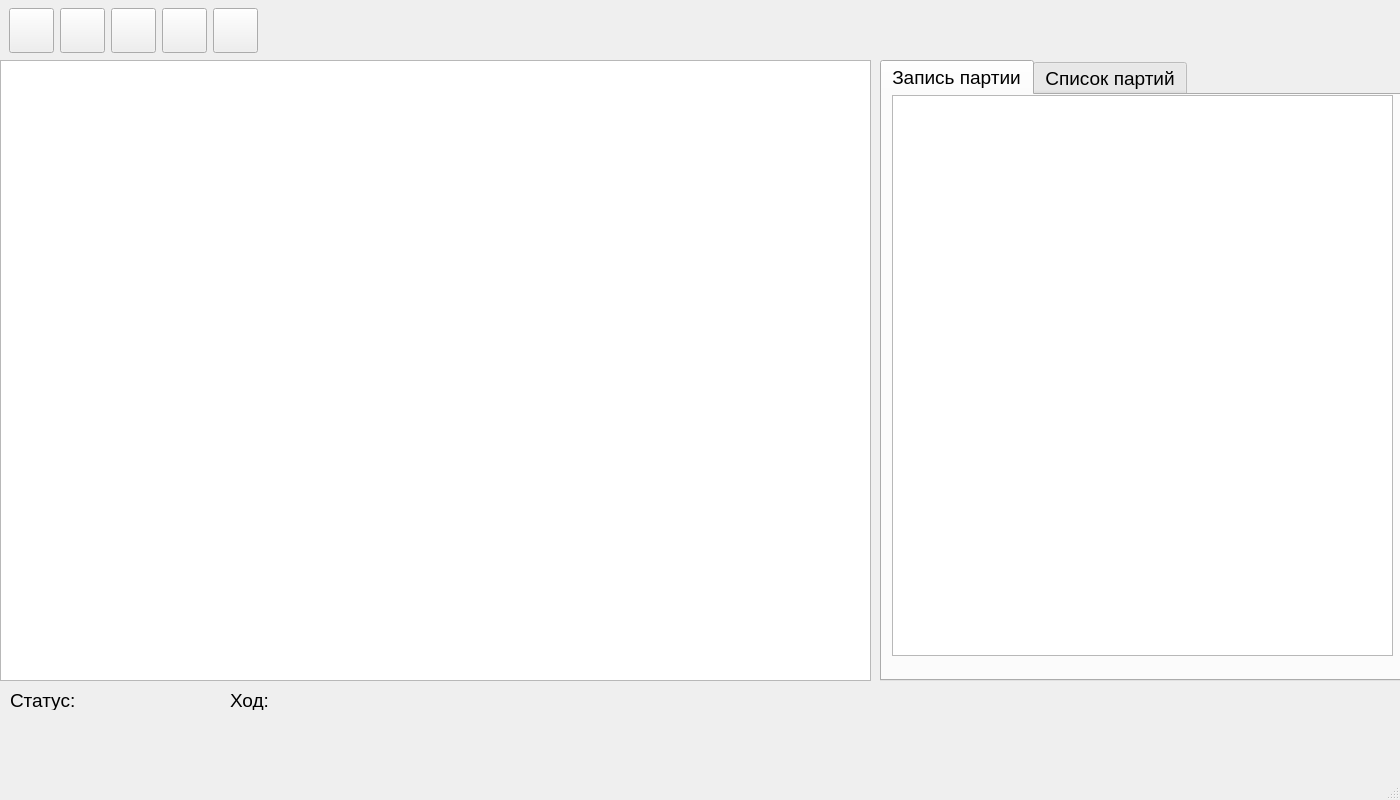
This is mainwindow.ui in ikotyurg/chess100 as Qt 5 draws it before an edit. The edited form follows.
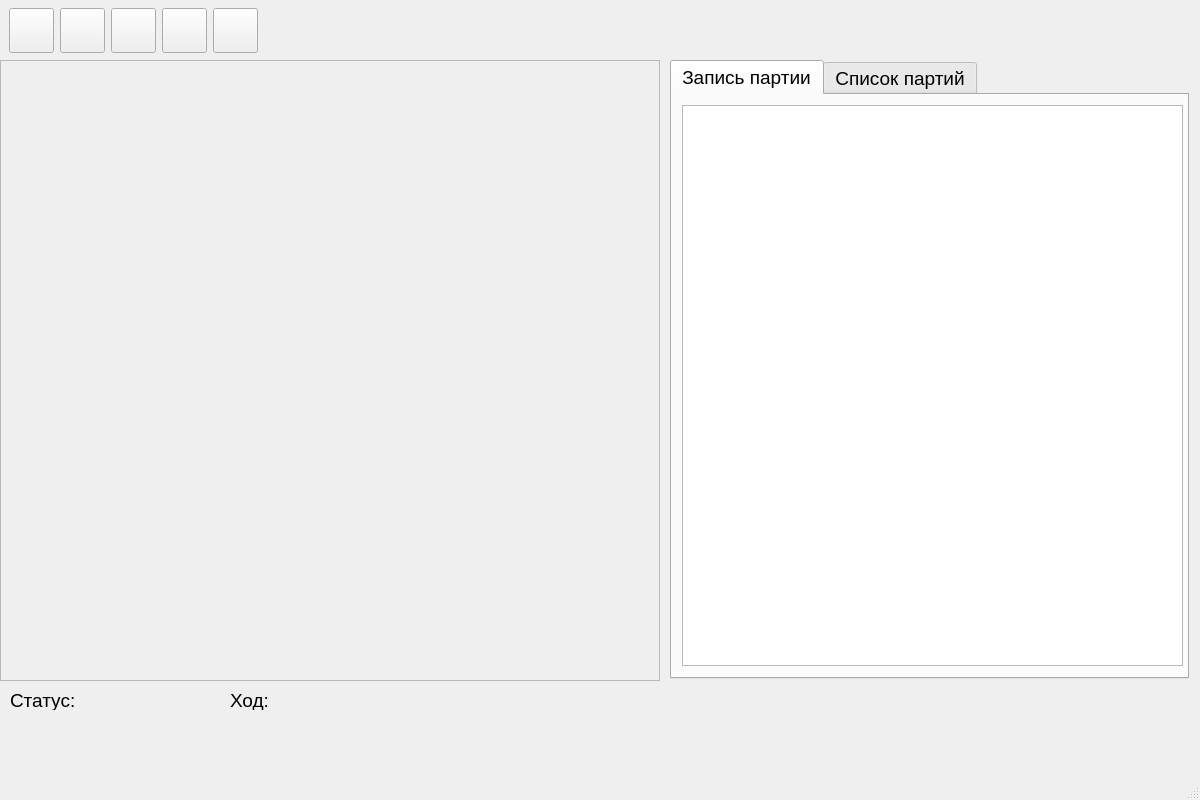
This is the edited form. The open tabs and pages were chosen to show the change. Icons and pictures are not drawn.

```diff
--- a/mainwindow.ui
+++ b/mainwindow.ui
@@ -6,7 +6,7 @@
    <rect>
     <x>0</x>
     <y>0</y>
-    <width>1400</width>
+    <width>1200</width>
     <height>800</height>
    </rect>
   </property>
@@ -170,58 +170,31 @@
      <rect>
       <x>0</x>
       <y>60</y>
-      <width>871</width>
+      <width>661</width>
       <height>621</height>
      </rect>
     </property>
     <layout class="QVBoxLayout" name="verticalLayout">
      <item>
-      <widget class="QGraphicsView" name="board_frame">
-       <property name="baseSize">
+      <widget class="QFrame" name="chessboard_frame">
+       <property name="sizePolicy">
+        <sizepolicy hsizetype="Preferred" vsizetype="Preferred">
+         <horstretch>0</horstretch>
+         <verstretch>0</verstretch>
+        </sizepolicy>
+       </property>
+       <property name="maximumSize">
         <size>
          <width>660</width>
          <height>660</height>
         </size>
        </property>
-      </widget>
-     </item>
-    </layout>
-   </widget>
-   <widget class="QWidget" name="verticalLayoutWidget_2">
-    <property name="geometry">
-     <rect>
-      <x>880</x>
-      <y>60</y>
-      <width>521</width>
-      <height>621</height>
-     </rect>
-    </property>
-    <layout class="QVBoxLayout" name="verticalLayout_2">
-     <item>
-      <widget class="QTabWidget" name="tabWidget">
-       <property name="currentIndex">
-        <number>0</number>
+       <property name="frameShape">
+        <enum>QFrame::Shape::StyledPanel</enum>
        </property>
-       <widget class="QWidget" name="moves">
-        <attribute name="title">
-         <string>Запись партии</string>
-        </attribute>
-        <widget class="QListView" name="listView">
-         <property name="geometry">
-          <rect>
-           <x>10</x>
-           <y>0</y>
-           <width>501</width>
-           <height>561</height>
-          </rect>
-         </property>
-        </widget>
-       </widget>
-       <widget class="QWidget" name="games">
-        <attribute name="title">
-         <string>Список партий</string>
-        </attribute>
-       </widget>
+       <property name="frameShadow">
+        <enum>QFrame::Shadow::Raised</enum>
+       </property>
       </widget>
      </item>
     </layout>
@@ -252,6 +225,49 @@
      <string/>
     </property>
    </widget>
+   <widget class="QTabWidget" name="tabWidget">
+    <property name="geometry">
+     <rect>
+      <x>670</x>
+      <y>60</y>
+      <width>519</width>
+      <height>619</height>
+     </rect>
+    </property>
+    <property name="currentIndex">
+     <number>1</number>
+    </property>
+    <widget class="QWidget" name="moves">
+     <attribute name="title">
+      <string>Запись партии</string>
+     </attribute>
+     <widget class="QListView" name="listMoves">
+      <property name="geometry">
+       <rect>
+        <x>10</x>
+        <y>10</y>
+        <width>501</width>
+        <height>561</height>
+       </rect>
+      </property>
+     </widget>
+    </widget>
+    <widget class="QWidget" name="games">
+     <attribute name="title">
+      <string>Список партий</string>
+     </attribute>
+     <widget class="QListView" name="listGames">
+      <property name="geometry">
+       <rect>
+        <x>0</x>
+        <y>0</y>
+        <width>521</width>
+        <height>581</height>
+       </rect>
+      </property>
+     </widget>
+    </widget>
+   </widget>
   </widget>
   <widget class="QMenuBar" name="menubar">
    <property name="geometry">
```
Left out of the diff: 2 changed lines with no effect on the pictures.
